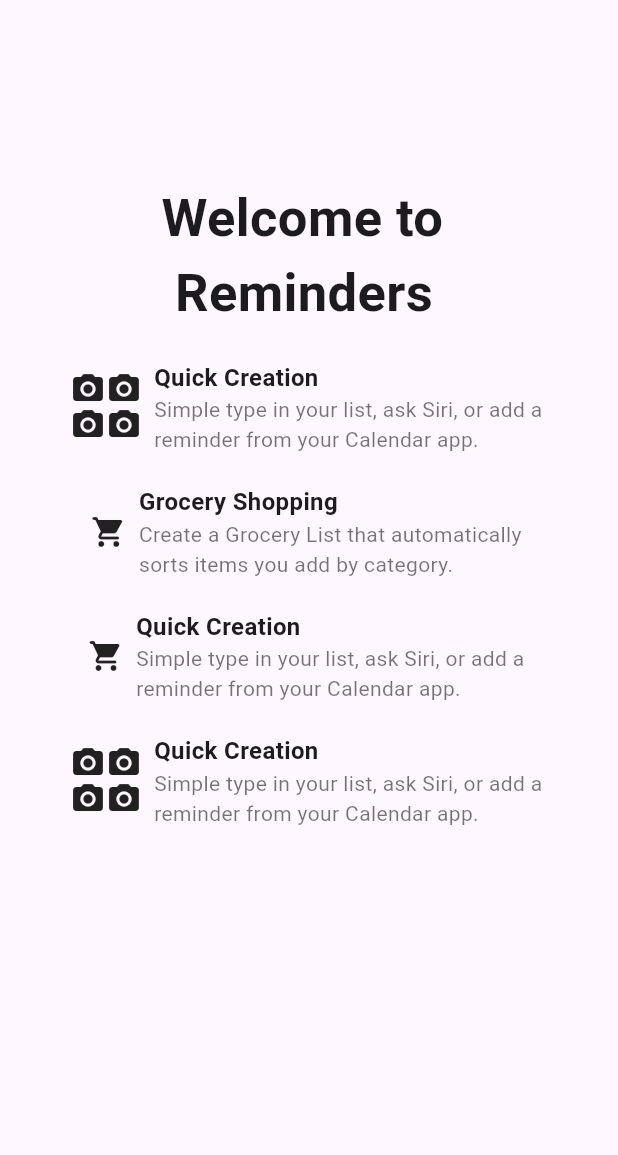
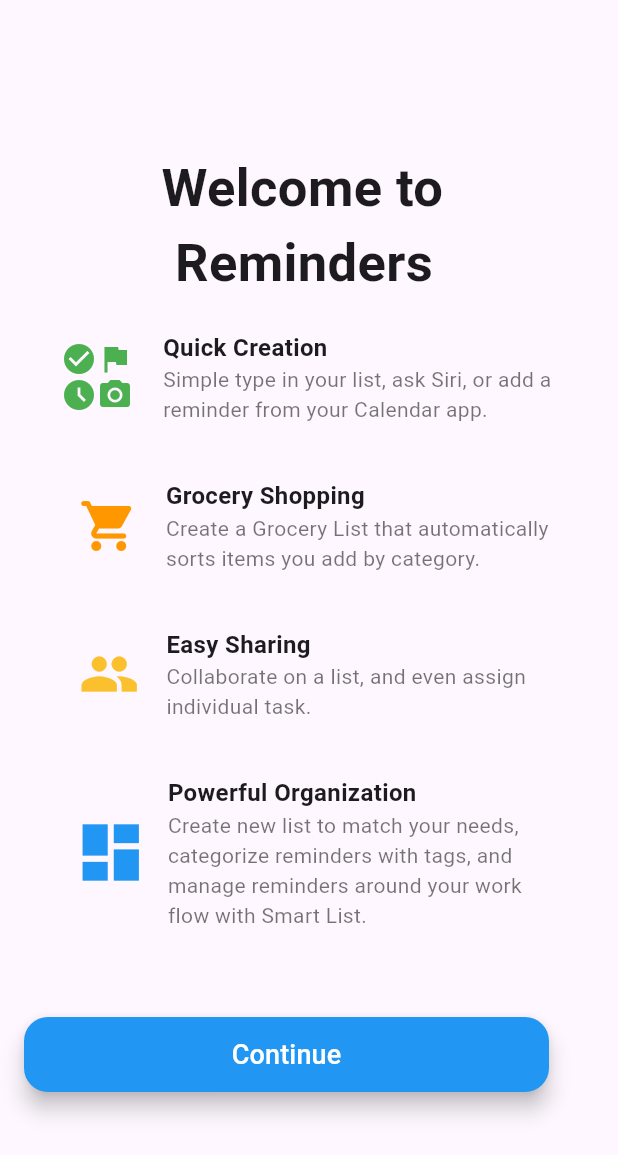
Before and after one commit to calvarez-c/tarea1.2, a Flutter app: the screen it shows after launch, on a phone screen of 412 x 824 dp. Shown: the top 1155 px of the screen. Run offline on Flutter 3.47's test engine with Material 3 defaults, Android fonts, the phone set to English and light mode, and no system bars.

Commit message:
Modificacion de iconos, cambios de uso de padding por SizedBox, alineacion manual de texto y boton de Continue agregado.

```diff
--- a/tarea_1_2/lib/main.dart
+++ b/tarea_1_2/lib/main.dart
@@ -19,9 +19,7 @@
       home: Scaffold(
         body: Column(
           children: [
-            Padding(
-              padding: const EdgeInsets.symmetric(horizontal: 20, vertical: 60),
-            ),
+            SizedBox(height: 100),
             Column(
               crossAxisAlignment: CrossAxisAlignment.center,
               children: [
@@ -29,7 +27,7 @@
                   "Welcome to \n Reminders",
                   style: TextStyle(fontSize: 35, fontWeight: FontWeight.w700),
                 ),
-                Padding(padding: const EdgeInsets.all(10)),
+                SizedBox(height: 20),
                 Row(
                   mainAxisAlignment: MainAxisAlignment.center,
                   crossAxisAlignment: CrossAxisAlignment.start,
@@ -40,19 +38,39 @@
                         //Icono cuadruple:
                         Row(
                           children: [
+                            SizedBox(
+                              width: 60,
+                              height: 60,
+                              child: Row(
+                                children: [
                                   Column(
+                                    mainAxisAlignment: MainAxisAlignment.center,
                                     children: [
-                                Icon(Icons.camera_alt),
-                                Icon(Icons.camera_alt),
+                                      Icon(
+                                        Icons.check_circle,
+                                        color: Colors.green,
+                                      ),
+                                      Icon(
+                                        Icons.access_time_filled_outlined,
+                                        color: Colors.green,
+                                      ),
                                     ],
                                   ),
                                   //SizedBox(width: 4),
                                   Column(
+                                    mainAxisAlignment: MainAxisAlignment.center,
                                     children: [
-                                Icon(Icons.camera_alt),
-                                Icon(Icons.camera_alt),
+                                      Icon(Icons.flag, color: Colors.green),
+                                      Icon(
+                                        Icons.camera_alt,
+                                        color: Colors.green,
+                                      ),
                                     ],
                                   ),
+                                ],
+                              ),
+                            ),
+                            //Espacio entre los iconos y el texto.
                             SizedBox(width: 8),
                             //Bloque de informacion
                             Column(
@@ -82,7 +100,7 @@
                 ),
               ],
             ),
-            Padding(padding: const EdgeInsets.all(10)),
+            SizedBox(height: 36),
             Row(
               mainAxisAlignment: MainAxisAlignment.center,
               crossAxisAlignment: CrossAxisAlignment.start,
@@ -93,7 +111,15 @@
                     //Icono cuadruple:
                     Row(
                       children: [
-                        Icon(Icons.shopping_cart_rounded),
+                        SizedBox(
+                          width: 60,
+                          height: 60,
+                          child: Icon(
+                            Icons.shopping_cart_rounded,
+                            size: 40,
+                            color: Colors.orange,
+                          ),
+                        ),
                         SizedBox(width: 8),
                         //Bloque de informacion
                         Column(
@@ -121,7 +147,7 @@
                 ),
               ],
             ),
-            Padding(padding: const EdgeInsets.all(10)),
+            SizedBox(height: 36),
             //Grocery Shopping
             Row(
               mainAxisAlignment: MainAxisAlignment.center,
@@ -133,21 +159,30 @@
                     //Icono cuadruple:
                     Row(
                       children: [
-                        Icon(Icons.shopping_cart_rounded),
+                        SizedBox(
+                          width: 60,
+                          height: 60,
+                          child: Icon(
+                            Icons.group,
+                            size: 40,
+                            color: Colors.yellow[700],
+                          ),
+                        ),
+
                         SizedBox(width: 8),
                         //Bloque de informacion
                         Column(
                           crossAxisAlignment: CrossAxisAlignment.start,
                           children: [
                             Text(
-                              "Quick Creation",
+                              "Easy Sharing",
                               style: TextStyle(
                                 fontWeight: FontWeight.w700,
                                 fontSize: 16,
                               ),
                             ),
                             Text(
-                              "Simple type in your list, ask Siri, or add a \nreminder from your Calendar app.",
+                              "Collaborate on a list, and even assign     \nindividual task.",
                               style: TextStyle(
                                 fontWeight: FontWeight.w400,
                                 color: Colors.black54,
@@ -161,7 +196,7 @@
                 ),
               ],
             ),
-            Padding(padding: const EdgeInsets.all(10)),
+            SizedBox(height: 36),
             Row(
               mainAxisAlignment: MainAxisAlignment.center,
               crossAxisAlignment: CrossAxisAlignment.start,
@@ -172,33 +207,30 @@
                     //Icono cuadruple:
                     Row(
                       children: [
-                        Column(
-                          children: [
-                            Icon(Icons.camera_alt),
-                            Icon(Icons.camera_alt),
-                          ],
+                        SizedBox(
+                          width: 60,
+                          height: 60,
+                          child: Icon(
+                            Icons.dashboard,
+                            size: 50,
+                            color: Colors.blue,
                           ),
-                        //SizedBox(width: 4),
-                        Column(
-                          children: [
-                            Icon(Icons.camera_alt),
-                            Icon(Icons.camera_alt),
-                          ],
                         ),
+
                         SizedBox(width: 8),
                         //Bloque de informacion
                         Column(
                           crossAxisAlignment: CrossAxisAlignment.start,
                           children: [
                             Text(
-                              "Quick Creation",
+                              "Powerful Organization",
                               style: TextStyle(
                                 fontWeight: FontWeight.w700,
                                 fontSize: 16,
                               ),
                             ),
                             Text(
-                              "Simple type in your list, ask Siri, or add a \nreminder from your Calendar app.",
+                              "Create new list to match your needs,      \ncategorize reminders with tags, and \nmanage reminders around your work\nflow with Smart List.",
                               style: TextStyle(
                                 fontWeight: FontWeight.w400,
                                 color: Colors.black54,
@@ -214,6 +246,21 @@
             ),
           ],
         ),
+        floatingActionButton: Padding(
+          padding: const EdgeInsets.symmetric(horizontal: 30, vertical: 80),
+          child: SizedBox(
+            width: 350,
+            height: 50,
+            child: FloatingActionButton(
+              onPressed: () {},
+              backgroundColor: Colors.blue,
+              child: Text(
+                "Continue",
+                style: TextStyle(color: Colors.white, fontSize: 18),
+              ),
+            ),
+          ),
+        ),
       ),
     );
   }
```
Lines whose indentation alone changed are shown as unchanged.
